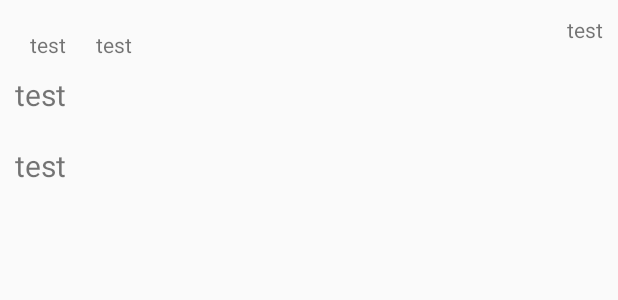
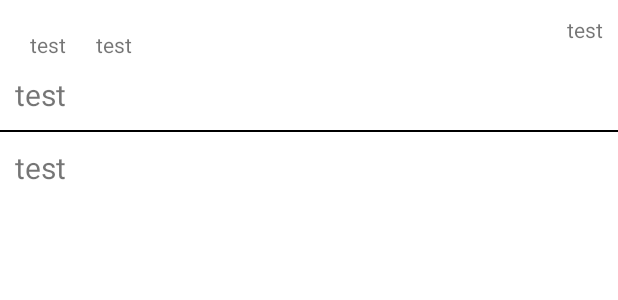
Before and after one commit to niceaska/LearningProgram, an Android app: the layout detailed_info_fragment_layout.xml on its own in the app's theme, with its tools: preview values and no code run, on a phone screen of 412 x 824 dp. Shown: the top 300 px of the screen. Run offline under Robolectric (Android 15) with nearby library versions, the phone set to English and light mode, and no system bars.

Commit message:
better packages structure && fix issue with clickable main fragment

```diff
--- a/app/src/main/java/ru/niceaska/learningprogram/MainActivity.java
+++ b/app/src/main/java/ru/niceaska/learningprogram/MainActivity.java
@@ -5,6 +5,8 @@ import android.os.Bundle;
 import androidx.appcompat.app.AppCompatActivity;
 import androidx.fragment.app.Fragment;
 
+import ru.niceaska.learningprogram.fragments.DetailedLectureFragment;
+import ru.niceaska.learningprogram.fragments.LecturesListFragment;
 import ru.niceaska.learningprogram.models.Lecture;
 
 public class MainActivity extends AppCompatActivity implements ShowDetailed {
@@ -41,7 +43,7 @@ public class MainActivity extends AppCompatActivity implements ShowDetailed {
         getSupportFragmentManager()
                 .beginTransaction()
                 .addToBackStack(null)
-                .replace(R.id.list_fragment, DetailedLectureFragment.newInstance(lecture))
+                .add(R.id.list_fragment, DetailedLectureFragment.newInstance(lecture))
                 .commit();
     }
 }
--- a/app/src/main/java/ru/niceaska/learningprogram/DetatiledShowHolder.java
+++ b/app/src/main/java/ru/niceaska/learningprogram/adapters/DetatiledShowHolder.java
@@ -1,4 +1,4 @@
-package ru.niceaska.learningprogram;
+package ru.niceaska.learningprogram.adapters;
 
 import ru.niceaska.learningprogram.models.Lecture;
 
--- a/app/src/main/java/ru/niceaska/learningprogram/DisplayModeAdapter.java
+++ b/app/src/main/java/ru/niceaska/learningprogram/adapters/DisplayModeAdapter.java
@@ -1,4 +1,4 @@
-package ru.niceaska.learningprogram;
+package ru.niceaska.learningprogram.adapters;
 
 import android.content.Context;
 import android.view.LayoutInflater;
@@ -13,7 +13,7 @@ import java.util.List;
 
 public class DisplayModeAdapter extends ArrayAdapter<String> {
 
-    DisplayModeAdapter(Context context, List <String> mods) {
+    public DisplayModeAdapter(Context context, List<String> mods) {
         super(context, android.R.layout.simple_list_item_1, mods);
     }
 
--- a/app/src/main/java/ru/niceaska/learningprogram/LearningProgramAdapter.java
+++ b/app/src/main/java/ru/niceaska/learningprogram/adapters/LearningProgramAdapter.java
@@ -1,4 +1,4 @@
-package ru.niceaska.learningprogram;
+package ru.niceaska.learningprogram.adapters;
 
 import android.content.Context;
 import android.view.LayoutInflater;
@@ -12,6 +12,7 @@ import androidx.recyclerview.widget.RecyclerView;
 import java.util.ArrayList;
 import java.util.List;
 
+import ru.niceaska.learningprogram.R;
 import ru.niceaska.learningprogram.models.Lecture;
 
 public class LearningProgramAdapter extends RecyclerView.Adapter<LearningProgramAdapter.BaseViewHolder> {
@@ -25,7 +26,7 @@ public class LearningProgramAdapter extends RecyclerView.Adapter<LearningProgram
     private Context mContext;
     private int mode = NO_GROUPED;
 
-    LearningProgramAdapter(DetatiledShowHolder listner, Context context) {
+    public LearningProgramAdapter(DetatiledShowHolder listner, Context context) {
         this.listner = listner;
 
         this.mContext = context;
--- a/app/src/main/java/ru/niceaska/learningprogram/LectorSpinnerAdapter.java
+++ b/app/src/main/java/ru/niceaska/learningprogram/adapters/LectorSpinnerAdapter.java
@@ -1,4 +1,4 @@
-package ru.niceaska.learningprogram;
+package ru.niceaska.learningprogram.adapters;
 
 import android.view.LayoutInflater;
 import android.view.View;
--- a/app/src/main/java/ru/niceaska/learningprogram/DescriptionShowApp.java
+++ b/app/src/main/java/ru/niceaska/learningprogram/fragments/DescriptionShowApp.java
@@ -1,4 +1,4 @@
-package ru.niceaska.learningprogram;
+package ru.niceaska.learningprogram.fragments;
 
 import ru.niceaska.learningprogram.models.Lecture;
 
--- a/app/src/main/java/ru/niceaska/learningprogram/DetailedLectureFragment.java
+++ b/app/src/main/java/ru/niceaska/learningprogram/fragments/DetailedLectureFragment.java
@@ -1,4 +1,4 @@
-package ru.niceaska.learningprogram;
+package ru.niceaska.learningprogram.fragments;
 
 import android.os.Bundle;
 import android.view.LayoutInflater;
@@ -10,12 +10,13 @@ import androidx.annotation.NonNull;
 import androidx.annotation.Nullable;
 import androidx.fragment.app.Fragment;
 
+import ru.niceaska.learningprogram.R;
 import ru.niceaska.learningprogram.models.Lecture;
+import ru.niceaska.learningprogram.providers.ProviderLerningProgram;
 
 public class DetailedLectureFragment extends Fragment {
 
     private static final String LECTURE_TAG = "lectureTag";
-    private static final String DESCRIPTION_TAG = "descriptionTag";
 
     public static DetailedLectureFragment newInstance(Lecture lecture) {
 
--- a/app/src/main/res/layout/detailed_info_fragment_layout.xml
+++ b/app/src/main/res/layout/detailed_info_fragment_layout.xml
@@ -2,7 +2,10 @@
 <RelativeLayout xmlns:android="http://schemas.android.com/apk/res/android"
     xmlns:tools="http://schemas.android.com/tools"
     android:layout_width="match_parent"
-    android:layout_height="wrap_content">
+    android:background="@android:color/white"
+    android:clickable="true"
+    android:layout_height="match_parent"
+    android:focusable="true">
 
     <TextView
         android:id="@+id/number"
@@ -24,6 +27,12 @@
         style="@style/lector_style"
         tools:text="test" />
 
+    <View
+        android:id="@+id/sep_line"
+        android:layout_height="1dp"
+        android:layout_width="match_parent"
+        style="@style/separate_line_style" />
+
     <TextView
         android:id="@+id/description"
         style="@style/description"
--- a/app/src/main/res/values/styles.xml
+++ b/app/src/main/res/values/styles.xml
@@ -36,7 +36,7 @@
     </style>
 
     <style name="description">
-        <item name="android:layout_below">@id/subject</item>
+        <item name="android:layout_below">@id/sep_line</item>
         <item name="android:layout_width">wrap_content</item>
         <item name="android:layout_margin">10dp</item>
         <item name="android:textSize">20sp</item>
@@ -57,4 +57,9 @@
         <item name="android:layout_height">wrap_content</item>
     </style>
 
+    <style name="separate_line_style">
+        <item name="android:layout_below">@id/subject</item>
+        <item name="android:background">@android:color/black</item>
+    </style>
+
 </resources>
```
Also changed, not shown: app/src/main/java/ru/niceaska/learningprogram/fragments/LecturesListFragment.java (renamed from app/src/main/java/ru/niceaska/learningprogram/LecturesListFragment.java, +8 -1 lines), app/src/main/java/ru/niceaska/learningprogram/providers/ProviderLerningProgram.java (renamed from app/src/main/java/ru/niceaska/learningprogram/ProviderLerningProgram.java, +6 -6 lines).
